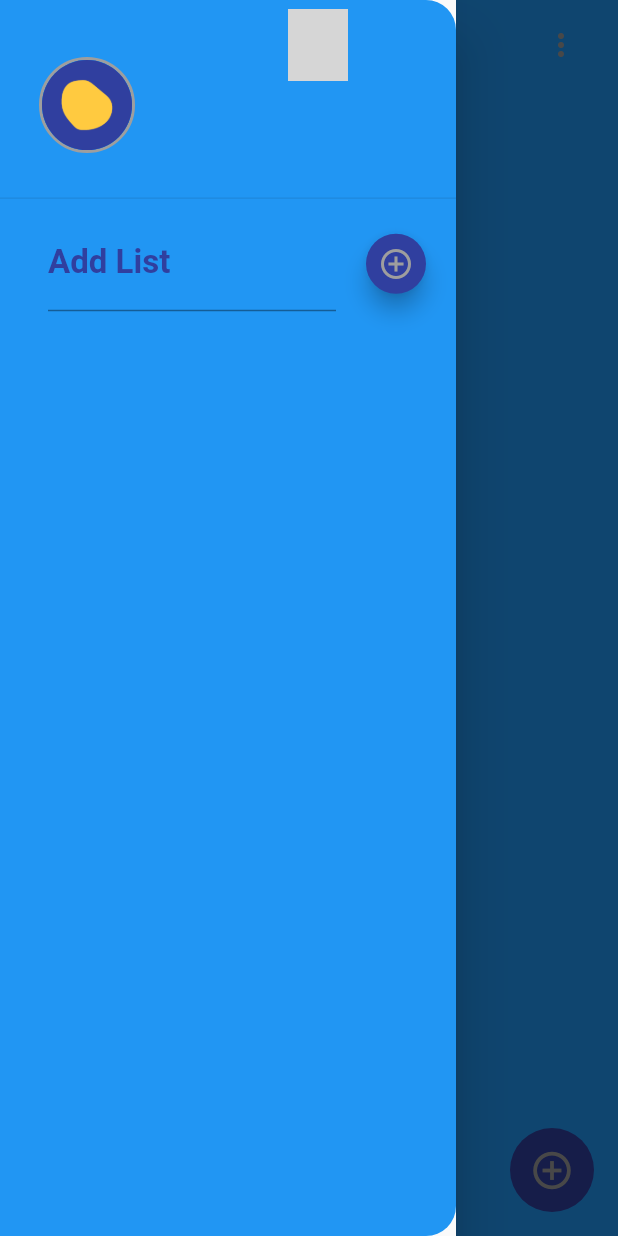
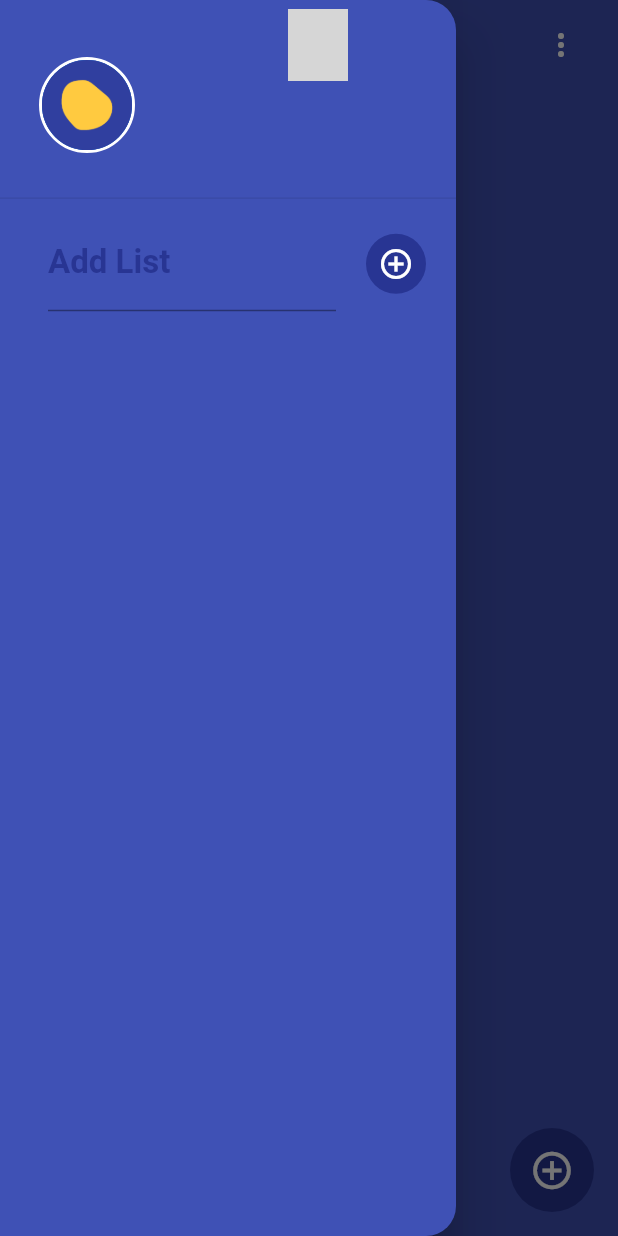
Before and after one commit to AdrianGroh306/todo_listo, a Flutter app: the screen it shows once a user with an empty profile is signed in, with the side drawer open, on a phone screen of 412 x 824 dp. Run offline on Flutter 3.47's test engine with Material 2 defaults, Android fonts, the phone set to English and light mode, and no system bars; our stand-ins replace auto_size_text, cloud_firestore, firebase_auth, firebase_core, flutter_slidable, google_sign_in; missing offline and left inert: circle_progress_bar; accounts and stored records are empty; network calls fail; grey boxes are pictures that could not be loaded.

Commit message:
Visauak changes

```diff
--- a/lib/pages/homepage.dart
+++ b/lib/pages/homepage.dart
@@ -7,8 +7,6 @@ import 'package:todo/util/dialog_box.dart';
 import 'package:todo/util/sideMenu_bar.dart';
 import 'package:todo/util/todo_tile.dart';
 import '../util/MenuItem.dart';
-
-
 
 class MyHomePage extends StatefulWidget {
   const MyHomePage({
@@ -236,16 +234,9 @@ class _MyHomePageState extends State<MyHomePage> {
   Widget build(BuildContext context) {
     return Scaffold(
       extendBodyBehindAppBar: true,
-      drawer: Theme(
-        data: Theme.of(context).copyWith(
-          // Hier kannst du die Farben des Drawers aus dem aktuellen Theme kopieren
-          primaryColor: Theme.of(context).colorScheme.background, // Hintergrundfarbe des Drawers
-          iconTheme: Theme.of(context).iconTheme.copyWith(color: Theme.of(context).colorScheme.secondary),
-        ),
-        child: SideMenu(),
-      ),
-           appBar: AppBar(
-             backgroundColor: Theme.of(context).colorScheme.background,
+      drawer: SideMenu(),
+      appBar: AppBar(
+        backgroundColor: Theme.of(context).colorScheme.background,
         toolbarHeight: 60.0,
         elevation: 0,
         shape: const RoundedRectangleBorder(
@@ -257,12 +248,13 @@ class _MyHomePageState extends State<MyHomePage> {
         title: Row(
           mainAxisAlignment: MainAxisAlignment.spaceBetween,
           children: [
-
             const SizedBox(),
             Row(
               mainAxisAlignment: MainAxisAlignment.center,
               children: [
-                Text('Todo',style: TextStyle(color: Theme.of(context).colorScheme.secondary)),
+                Text('Todo',
+                    style: TextStyle(
+                        color: Theme.of(context).colorScheme.secondary)),
                 const SizedBox(width: 10),
                 Stack(
                   alignment: Alignment.center,
@@ -270,7 +262,8 @@ class _MyHomePageState extends State<MyHomePage> {
                     SizedBox(
                       width: 40,
                       child: CircleProgressBar(
-                        foregroundColor: Theme.of(context).colorScheme.secondary,
+                        foregroundColor:
+                            Theme.of(context).colorScheme.secondary,
                         backgroundColor: Theme.of(context).colorScheme.tertiary,
                         value: toDoList.isEmpty
                             ? 0.0
@@ -281,18 +274,13 @@ class _MyHomePageState extends State<MyHomePage> {
                         animationDuration: const Duration(seconds: 1),
                       ),
                     ),
-                    Text(
-                      '${toDoList.where((task) => task['taskCompleted']).length}',
-                      style: TextStyle(
-                        fontSize: 15,
-                        fontWeight: FontWeight.bold,
-                        color: Theme.of(context).colorScheme.secondary,
-                      ),
-                    ),
+                   Icon( Icons.view_list_rounded,size: 18,),
                   ],
                 ),
                 const SizedBox(width: 10),
-                Text('Listo',style: TextStyle(color: Theme.of(context).colorScheme.secondary)),
+                Text('Listo',
+                    style: TextStyle(
+                        color: Theme.of(context).colorScheme.secondary)),
               ],
             ),
             PopupMenuButton<MenuItem>(
@@ -303,10 +291,7 @@ class _MyHomePageState extends State<MyHomePage> {
                 if (value == MenuItem.item2) {
                   signUserOut();
                 }
-                if(value == MenuItem.item3){
-
-                }
-
+                if (value == MenuItem.item3) {}
               },
               color: Theme.of(context).colorScheme.primary,
               shape: RoundedRectangleBorder(
@@ -369,7 +354,9 @@ class _MyHomePageState extends State<MyHomePage> {
                 padding: const EdgeInsets.all(10),
                 child: Icon(
                   Icons.more_vert,
-                  color: Theme.of(context).colorScheme.secondary, // Farbe des Icons im Button anpassen
+                  color: Theme.of(context)
+                      .colorScheme
+                      .secondary, // Farbe des Icons im Button anpassen
                 ),
               ),
             ),
@@ -381,12 +368,13 @@ class _MyHomePageState extends State<MyHomePage> {
         onPressed: createTask,
         backgroundColor: Theme.of(context).colorScheme.primary,
         child: IconTheme(
-          data: IconThemeData(size: 30, color: Theme.of(context).colorScheme.secondary),
+          data: IconThemeData(
+              size: 30, color: Theme.of(context).colorScheme.secondary),
           child: const Icon(Icons.add_circle_outline),
         ),
       ),
-      body: Container(color: Theme.of(context).colorScheme.background,
-
+      body: Container(
+        color: Theme.of(context).colorScheme.background,
         child: ListView.builder(
           itemCount: toDoList.length,
           itemBuilder: (context, index) {
--- a/lib/services/theme.dart
+++ b/lib/services/theme.dart
@@ -3,12 +3,12 @@ import 'package:flutter/material.dart';
     ThemeData lightTheme = ThemeData(
         brightness: Brightness.light,
         iconTheme: const IconThemeData(
-          color: Colors.grey,
+          color: Colors.white,
         ),
         colorScheme: ColorScheme.light(
-            background: Colors.blue,
-            primary: Colors.indigo[700]!,
-            secondary: Colors.grey,
+            background: Colors.indigo[500]!,
+            primary: Colors.indigo[800]!,
+            secondary: Colors.white,
             tertiary: Colors.black12,
             error: Colors.red,
             shadow: Colors.black.withOpacity(0.2),
--- a/lib/util/MyListTile.dart
+++ b/lib/util/MyListTile.dart
@@ -115,7 +115,7 @@ class _MyListTileState extends State<MyListTile> {
           child: Row(
             children: <Widget>[
               IconButton(
-                icon: const Icon(Icons.shopping_bag_outlined),
+                icon: const Icon(Icons.view_list_rounded),
                 color: Theme.of(context).colorScheme.secondary,
                 onPressed: widget.onTap,
               ),
--- a/lib/util/sideMenu_bar.dart
+++ b/lib/util/sideMenu_bar.dart
@@ -1,4 +1,3 @@
-
 import 'dart:math';
 import 'package:cloud_firestore/cloud_firestore.dart';
 import 'package:firebase_auth/firebase_auth.dart';
@@ -110,6 +109,7 @@ class _SideMenuState extends State<SideMenu> {
   @override
   Widget build(BuildContext context) {
     return Drawer(
+      backgroundColor: Colors.transparent,
       child: Container(
         decoration: BoxDecoration(
           borderRadius: const BorderRadius.only(
@@ -126,20 +126,13 @@ class _SideMenuState extends State<SideMenu> {
                 child: Container(
                   alignment: Alignment.center,
                   child: Container(
-                    decoration: BoxDecoration(
+                    decoration: const BoxDecoration(
                       color: Colors.transparent,
-                      /*  boxShadow: [
-                     //   BoxShadow(
-                       //   color: Theme.of(context).colorScheme.shadow,
-                         // spreadRadius: 1,
-                          //blurRadius: 5,
-                        //),
-                      ],*/
                     ),
                     child: DrawerHeader(
-                      decoration: BoxDecoration(
+                      decoration: const BoxDecoration(
                         color: Colors.transparent,
-                        borderRadius: const BorderRadius.only(
+                        borderRadius: BorderRadius.only(
                           topRight: Radius.circular(20),
                           bottomRight: Radius.circular(20),
                           bottomLeft: Radius.circular(20),
@@ -154,18 +147,22 @@ class _SideMenuState extends State<SideMenu> {
                               shape: BoxShape.circle,
                               border: Border.all(
                                 width: 2,
-                                color: Theme.of(context).colorScheme.secondary, // Adjust the width of the outline as desired
+                                color: Theme.of(context)
+                                    .colorScheme
+                                    .secondary, // Adjust the width of the outline as desired
                               ),
                             ),
                             child: CircleAvatar(
                               backgroundImage: AssetImage(profilList ?? ''),
-                              radius: 30, // Adjust the size of the CircleAvatar as desired
+                              radius:
+                                  30, // Adjust the size of the CircleAvatar as desired
                             ),
                           ),
                           const SizedBox(width: 25),
                           Text(
                             FirebaseAuth.instance.currentUser?.email ?? '',
-                            style: TextStyle(color: Theme.of(context).colorScheme.secondary),
+                            style: TextStyle(
+                                color: Theme.of(context).colorScheme.secondary),
                           ),
                         ],
                       ),
@@ -202,10 +199,13 @@ class _SideMenuState extends State<SideMenu> {
                 child: ListTile(
                   title: TextField(
                     controller: _textEditingController,
-                    style: TextStyle(color: Theme.of(context).colorScheme.primary,),
+                    style: TextStyle(
+                      color: Theme.of(context).colorScheme.primary,
+                    ),
                     decoration: InputDecoration(
                       labelStyle: TextStyle(
-                        fontWeight: FontWeight.bold,fontSize: 22,
+                        fontWeight: FontWeight.bold,
+                        fontSize: 22,
                         color: Theme.of(context).colorScheme.primary,
                       ),
                       labelText: 'Add List',
@@ -220,6 +220,7 @@ class _SideMenuState extends State<SideMenu> {
                     onChanged: (value) {},
                   ),
                   trailing: FloatingActionButton(
+                    elevation: 0,
                     mini: true, // Make the FloatingActionButton smaller
                     backgroundColor: Theme.of(context).colorScheme.primary,
                     onPressed: () {
@@ -229,7 +230,10 @@ class _SideMenuState extends State<SideMenu> {
                         _textEditingController.clear();
                       }
                     },
-                    child: Icon(Icons.add_circle_outline,color: Theme.of(context).colorScheme.secondary,),
+                    child: Icon(
+                      Icons.add_circle_outline,
+                      color: Theme.of(context).colorScheme.secondary,
+                    ),
                   ),
                 ),
               ),
--- a/lib/util/todo_tile.dart
+++ b/lib/util/todo_tile.dart
@@ -157,7 +157,7 @@ class _ToDoTileState extends State<ToDoTile> {
                       style: TextStyle(
                         fontSize: 18,
                         color:
-                            widget.taskCompleted ? Theme.of(context).colorScheme.tertiary : Theme.of(context).colorScheme.secondary,
+                            widget.taskCompleted ? Theme.of(context).colorScheme.background : Theme.of(context).colorScheme.secondary,
                         decoration: widget.taskCompleted
                             ? TextDecoration.lineThrough
                             : TextDecoration.none,
```
